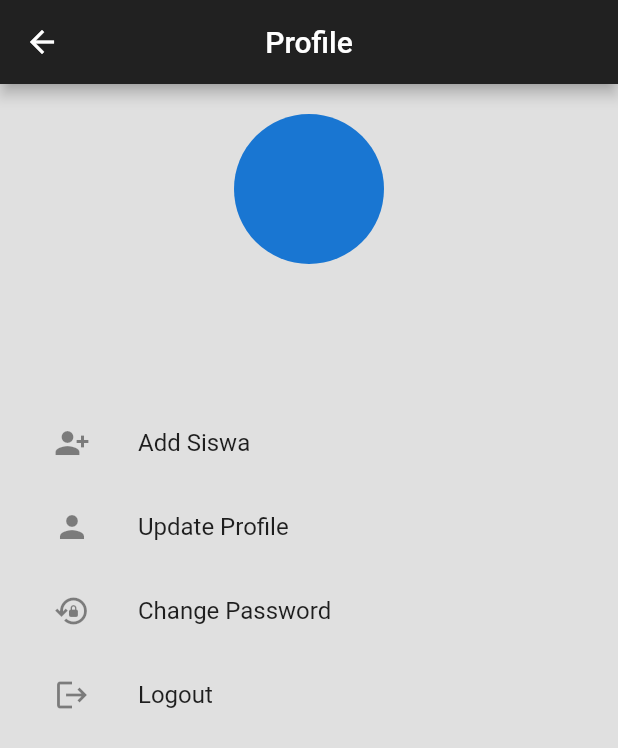
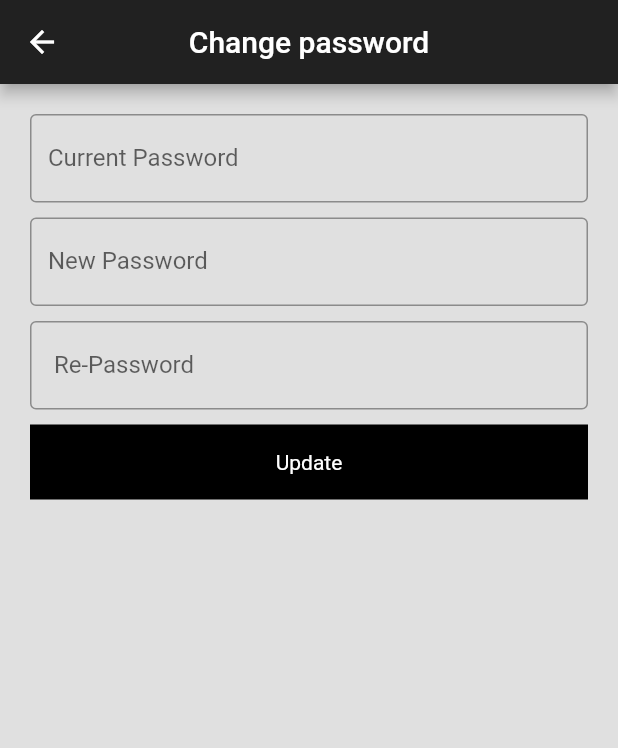
Before and after one commit to Wizfie/TA-presensi, a Flutter app: the UserProfile screen opened by its route, after a tap on "Change Password", on a phone screen of 412 x 824 dp. Shown: the top 748 px of the screen. Run offline on Flutter 3.47's test engine with Material 2 defaults, Android fonts, the phone set to English and light mode, and no system bars; our stand-ins replace cloud_firestore, firebase_auth, firebase_core, get; accounts and stored records are empty.

Commit message:
Change Password

```diff
--- a/presensi/lib/pages/profile_view.dart
+++ b/presensi/lib/pages/profile_view.dart
@@ -24,7 +24,7 @@ class UserProfile extends StatelessWidget {
         stream: streamUser(),
         builder: (context, snapshot) {
           if (snapshot.connectionState == ConnectionState.waiting) {
-            const Center(
+            return const Center(
               child: CircularProgressIndicator(),
             );
           }
@@ -77,7 +77,7 @@ class UserProfile extends StatelessWidget {
                 ),
                 ListTile(
                   onTap: () {
-                    ///
+                    Get.toNamed(RouteName.updatepassword);
                   },
                   leading: const Icon(Icons.lock_reset_outlined),
                   title: const Text("Change Password"),
@@ -102,6 +102,9 @@ class UserProfile extends StatelessWidget {
                 // ignore: prefer_const_literals_to_create_immutables
                 children: [
                   const CircularProgressIndicator(),
+                  const SizedBox(
+                    height: 10,
+                  ),
                   const Text("Loading...")
                 ],
               ),
--- a/presensi/lib/pages/reset_password.dart
+++ b/presensi/lib/pages/update_password.dart
@@ -1,43 +1,51 @@
 import 'package:flutter/material.dart';
 import 'package:get/get.dart';
-import 'package:presensi/controller/forgot_password_control.dart';
+import 'package:presensi/controller/update_password.dart';
 
-class ResetPassword extends StatelessWidget {
-  const ResetPassword({super.key});
+class UpdatePassword extends StatelessWidget {
+  const UpdatePassword({super.key});
 
   @override
   Widget build(BuildContext context) {
     return Scaffold(
       backgroundColor: Colors.grey[300],
       appBar: AppBar(
-        // leading: IconButton(
-        //   onPressed: () {
-        //     Get.back();
-        //   },
-        //   icon: Icon(Icons.arrow_back_ios_new),
-        // ),
-        // automaticallyImplyLeading: false,
         backgroundColor: Colors.grey[900],
-        title: const Text('Reset password'),
+        title: const Text('Change password'),
         centerTitle: true,
       ),
       body: ListView(
         padding: const EdgeInsets.all(20),
         children: [
           TextField(
-            controller: emailReset,
-            // ignore: prefer_const_constructors
+            controller: currPass,
             decoration: const InputDecoration(
-                labelText: 'Email', border: OutlineInputBorder()),
+                labelText: 'Current Password', border: OutlineInputBorder()),
           ),
           const SizedBox(
-            height: 20,
+            height: 10,
+          ),
+          TextField(
+            controller: newPass,
+            decoration: const InputDecoration(
+                labelText: 'New Password', border: OutlineInputBorder()),
+          ),
+          const SizedBox(
+            height: 10,
+          ),
+          TextField(
+            controller: rePass,
+            decoration: const InputDecoration(
+                labelText: ' Re-Password', border: OutlineInputBorder()),
+          ),
+          const SizedBox(
+            height: 10,
           ),
           Obx(
             () => GestureDetector(
               onTap: () {
                 if (isLoading.isFalse) {
-                  resetPassword();
+                  updatePassword();
                 }
               },
               child: Container(
@@ -45,7 +53,7 @@ class ResetPassword extends StatelessWidget {
                 color: Colors.black,
                 alignment: Alignment.center,
                 child: Text(
-                  isLoading.isFalse ? "Send Email Reset" : "Loading...",
+                  isLoading.isFalse ? "Update" : "Updating...",
                   style: const TextStyle(color: Colors.white),
                 ),
               ),
```
Also changed, not shown: presensi/lib/controller/addsiswa_control.dart (+4 -4 lines), presensi/lib/controller/forgot_password_control.dart (+73 -11 lines), presensi/lib/controller/update_password.dart (added, +77 -0 lines), presensi/lib/controller/update_profile_control.dart (+34 -5 lines), presensi/lib/pages/login_page.dart (+3 -6 lines), presensi/lib/pages/update_profile.dart (+14 -10 lines), presensi/lib/routes/route.dart (+8 -5 lines), presensi/lib/pages/change_password.dart (deleted).
